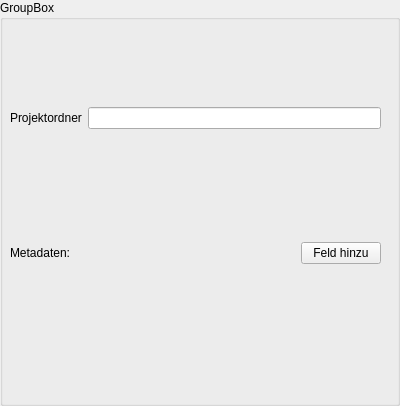
Qt form src/gui_vm/view/qt_designed/project.ui (ChrFr/gui_vm) before a commit.
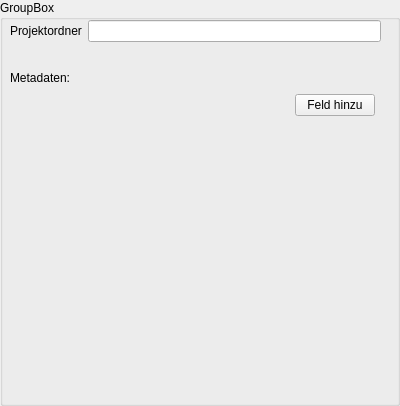
The same form after that commit. Icons and pictures are not drawn.

Commit message: Fixed: correct error message from child

```diff
--- a/src/gui_vm/view/qt_designed/project.ui
+++ b/src/gui_vm/view/qt_designed/project.ui
@@ -45,7 +45,23 @@
       </property>
      </widget>
     </item>
-    <item row="3" column="0" colspan="3">
+    <item row="1" column="0">
+     <spacer name="verticalSpacer">
+      <property name="orientation">
+       <enum>Qt::Vertical</enum>
+      </property>
+      <property name="sizeType">
+       <enum>QSizePolicy::Fixed</enum>
+      </property>
+      <property name="sizeHint" stdset="0">
+       <size>
+        <width>20</width>
+        <height>20</height>
+       </size>
+      </property>
+     </spacer>
+    </item>
+    <item row="4" column="0" colspan="3">
      <layout class="QFormLayout" name="meta_layout">
       <property name="fieldGrowthPolicy">
        <enum>QFormLayout::AllNonFixedFieldsGrow</enum>
@@ -55,40 +71,13 @@
       </property>
      </layout>
     </item>
-    <item row="1" column="0">
-     <spacer name="verticalSpacer">
-      <property name="orientation">
-       <enum>Qt::Vertical</enum>
-      </property>
-      <property name="sizeType">
-       <enum>QSizePolicy::Fixed</enum>
-      </property>
-      <property name="sizeHint" stdset="0">
-       <size>
-        <width>20</width>
-        <height>20</height>
-       </size>
-      </property>
-     </spacer>
-    </item>
-    <item row="2" column="0">
+    <item row="3" column="0">
      <widget class="QLabel" name="label_2">
       <property name="text">
        <string>Metadaten:</string>
       </property>
      </widget>
     </item>
-    <item row="2" column="2">
-     <widget class="QPushButton" name="add_meta_button">
-      <property name="text">
-       <string>Feld hinzu</string>
-      </property>
-      <property name="icon">
-       <iconset resource="gui.qrc">
-        <normaloff>:/buttons/icons/plus.png</normaloff>:/buttons/icons/plus.png</iconset>
-      </property>
-     </widget>
-    </item>
     <item row="0" column="1" colspan="2">
      <widget class="QLineEdit" name="folder_edit">
       <property name="readOnly">
@@ -96,7 +85,7 @@
       </property>
      </widget>
     </item>
-    <item row="2" column="1">
+    <item row="3" column="1">
      <spacer name="horizontalSpacer">
       <property name="orientation">
        <enum>Qt::Horizontal</enum>
@@ -109,6 +98,47 @@
       </property>
      </spacer>
     </item>
+    <item row="5" column="1">
+     <layout class="QHBoxLayout" name="horizontalLayout">
+      <item>
+       <spacer name="horizontalSpacer_2">
+        <property name="orientation">
+         <enum>Qt::Horizontal</enum>
+        </property>
+        <property name="sizeHint" stdset="0">
+         <size>
+          <width>40</width>
+          <height>20</height>
+         </size>
+        </property>
+       </spacer>
+      </item>
+      <item>
+       <widget class="QPushButton" name="add_meta_button">
+        <property name="text">
+         <string>Feld hinzu</string>
+        </property>
+        <property name="icon">
+         <iconset resource="gui.qrc">
+          <normaloff>:/buttons/icons/plus.png</normaloff>:/buttons/icons/plus.png</iconset>
+        </property>
+       </widget>
+      </item>
+     </layout>
+    </item>
+    <item row="6" column="1">
+     <spacer name="verticalSpacer_2">
+      <property name="orientation">
+       <enum>Qt::Vertical</enum>
+      </property>
+      <property name="sizeHint" stdset="0">
+       <size>
+        <width>20</width>
+        <height>40</height>
+       </size>
+      </property>
+     </spacer>
+    </item>
    </layout>
   </widget>
  </widget>
```
The commit also changes 2 other files.
